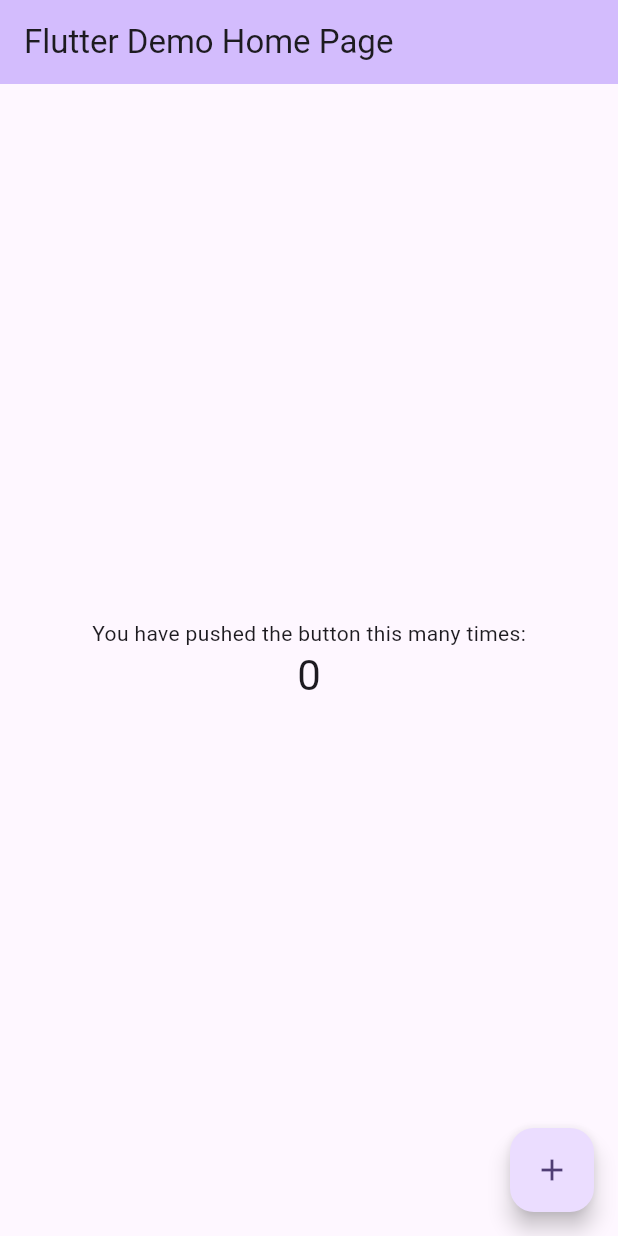
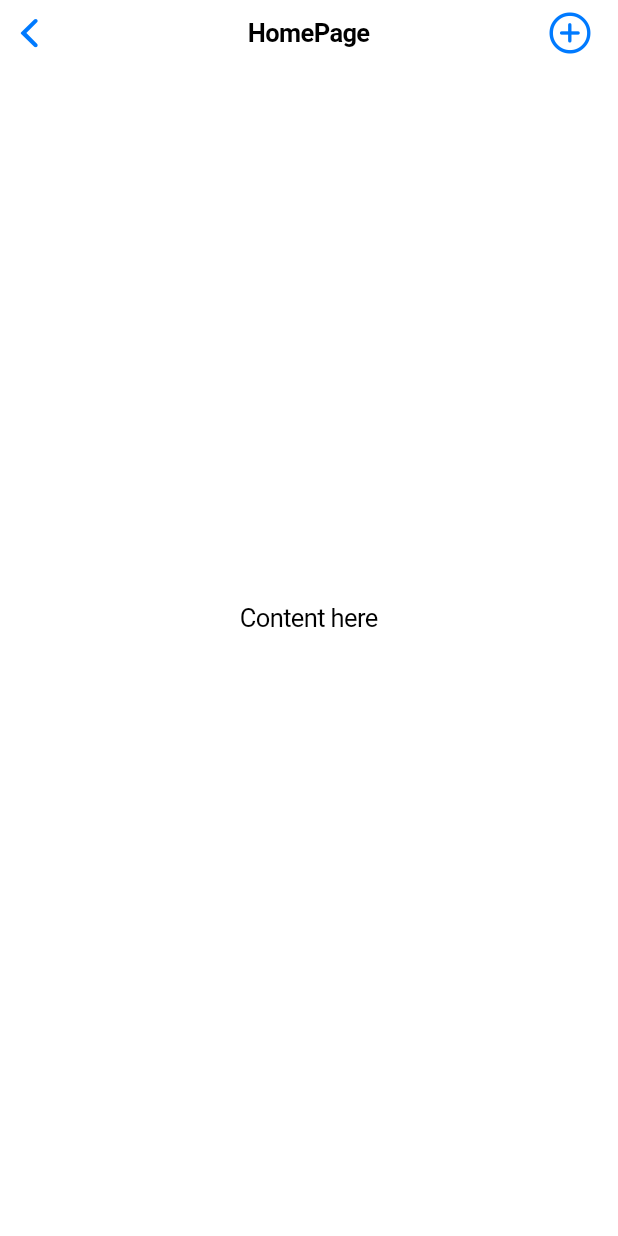
Before and after one commit to YanShuq1/chat_app, a Flutter app: the MyHomePage screen opened directly, on a phone screen of 412 x 824 dp. Run offline on Flutter 3.47's test engine with Material 3 defaults, Android fonts, the light colour scheme and no system bars.

Commit message:
feat: Add Homepage

```diff
--- a/lib/main.dart
+++ b/lib/main.dart
@@ -1,4 +1,5 @@
-import 'package:flutter/material.dart';
+import 'package:chat_app/pages/home/home.dart';
+import 'package:flutter/cupertino.dart';
 
 void main() {
   runApp(const MyApp());
@@ -7,119 +8,12 @@
 class MyApp extends StatelessWidget {
   const MyApp({super.key});
 
-  // This widget is the root of your application.
   @override
   Widget build(BuildContext context) {
-    return MaterialApp(
-      title: 'Flutter Demo',
-      theme: ThemeData(
-        // This is the theme of your application.
-        //
-        // TRY THIS: Try running your application with "flutter run". You'll see
-        // the application has a purple toolbar. Then, without quitting the app,
-        // try changing the seedColor in the colorScheme below to Colors.green
-        // and then invoke "hot reload" (save your changes or press the "hot
-        // reload" button in a Flutter-supported IDE, or press "r" if you used
-        // the command line to start the app).
-        //
-        // Notice that the counter didn't reset back to zero; the application
-        // state is not lost during the reload. To reset the state, use hot
-        // restart instead.
-        //
-        // This works for code too, not just values: Most code changes can be
-        // tested with just a hot reload.
-        colorScheme: ColorScheme.fromSeed(seedColor: Colors.deepPurple),
-        useMaterial3: true,
-      ),
-      home: const MyHomePage(title: 'Flutter Demo Home Page'),
+    return const CupertinoApp(
+      debugShowCheckedModeBanner: false,
+      title: 'Chat Demo',
+      home: MyHomePage(title: 'Chat Demo'),
     );
   }
 }
-
-class MyHomePage extends StatefulWidget {
-  const MyHomePage({super.key, required this.title});
-
-  // This widget is the home page of your application. It is stateful, meaning
-  // that it has a State object (defined below) that contains fields that affect
-  // how it looks.
-
-  // This class is the configuration for the state. It holds the values (in this
-  // case the title) provided by the parent (in this case the App widget) and
-  // used by the build method of the State. Fields in a Widget subclass are
-  // always marked "final".
-
-  final String title;
-
-  @override
-  State<MyHomePage> createState() => _MyHomePageState();
-}
-
-class _MyHomePageState extends State<MyHomePage> {
-  int _counter = 0;
-
-  void _incrementCounter() {
-    setState(() {
-      // This call to setState tells the Flutter framework that something has
-      // changed in this State, which causes it to rerun the build method below
-      // so that the display can reflect the updated values. If we changed
-      // _counter without calling setState(), then the build method would not be
-      // called again, and so nothing would appear to happen.
-      _counter++;
-    });
-  }
-
-  @override
-  Widget build(BuildContext context) {
-    // This method is rerun every time setState is called, for instance as done
-    // by the _incrementCounter method above.
-    //
-    // The Flutter framework has been optimized to make rerunning build methods
-    // fast, so that you can just rebuild anything that needs updating rather
-    // than having to individually change instances of widgets.
-    return Scaffold(
-      appBar: AppBar(
-        // TRY THIS: Try changing the color here to a specific color (to
-        // Colors.amber, perhaps?) and trigger a hot reload to see the AppBar
-        // change color while the other colors stay the same.
-        backgroundColor: Theme.of(context).colorScheme.inversePrimary,
-        // Here we take the value from the MyHomePage object that was created by
-        // the App.build method, and use it to set our appbar title.
-        title: Text(widget.title),
-      ),
-      body: Center(
-        // Center is a layout widget. It takes a single child and positions it
-        // in the middle of the parent.
-        child: Column(
-          // Column is also a layout widget. It takes a list of children and
-          // arranges them vertically. By default, it sizes itself to fit its
-          // children horizontally, and tries to be as tall as its parent.
-          //
-          // Column has various properties to control how it sizes itself and
-          // how it positions its children. Here we use mainAxisAlignment to
-          // center the children vertically; the main axis here is the vertical
-          // axis because Columns are vertical (the cross axis would be
-          // horizontal).
-          //
-          // TRY THIS: Invoke "debug painting" (choose the "Toggle Debug Paint"
-          // action in the IDE, or press "p" in the console), to see the
-          // wireframe for each widget.
-          mainAxisAlignment: MainAxisAlignment.center,
-          children: <Widget>[
-            const Text(
-              'You have pushed the button this many times:',
-            ),
-            Text(
-              '$_counter',
-              style: Theme.of(context).textTheme.headlineMedium,
-            ),
-          ],
-        ),
-      ),
-      floatingActionButton: FloatingActionButton(
-        onPressed: _incrementCounter,
-        tooltip: 'Increment',
-        child: const Icon(Icons.add),
-      ), // This trailing comma makes auto-formatting nicer for build methods.
-    );
-  }
-}
--- /dev/null
+++ b/lib/pages/home/home.dart
@@ -0,0 +1,64 @@
+import 'package:flutter/cupertino.dart';
+
+class MyHomePage extends StatefulWidget {
+  const MyHomePage({super.key, required this.title});
+
+  final String title;
+
+  @override
+  State<MyHomePage> createState() => _MyHomePageState();
+}
+
+class _MyHomePageState extends State<MyHomePage> {
+  @override
+  Widget build(BuildContext context) {
+    return CupertinoPageScaffold(
+      navigationBar: CupertinoNavigationBar(
+        trailing: GestureDetector(
+          onTap: () {
+            showCupertinoModalPopup(
+              context: context,
+              builder: (BuildContext context) => CupertinoActionSheet(
+                title: const Text('选择操作'),
+                actions: <CupertinoActionSheetAction>[
+                  CupertinoActionSheetAction(
+                    child: const Text('添加好友'),
+                    onPressed: () {
+                      //print("Selected: Item 1");
+                      Navigator.pop(context);
+                    },
+                  ),
+                  CupertinoActionSheetAction(
+                    child: const Text('创建群聊'),
+                    onPressed: () {
+                      //print("Selected: Item 2");
+                      Navigator.pop(context);
+                    },
+                  ),
+                  CupertinoActionSheetAction(
+                    child: const Text('加入群聊'),
+                    onPressed: () {
+                      //print("Selected: Item 3");
+                      Navigator.pop(context);
+                    },
+                  ),
+                ],
+                cancelButton: CupertinoActionSheetAction(
+                  child: const Text('取消'),
+                  onPressed: () {
+                    Navigator.pop(context);
+                  },
+                ),
+              ),
+            );
+          },
+          child: const Icon(CupertinoIcons.add_circled),
+        ),
+        middle: const Text("HomePage"),
+      ),
+      child: const Center(
+        child: Text("Content here"),
+      ),
+    );
+  }
+}
```
